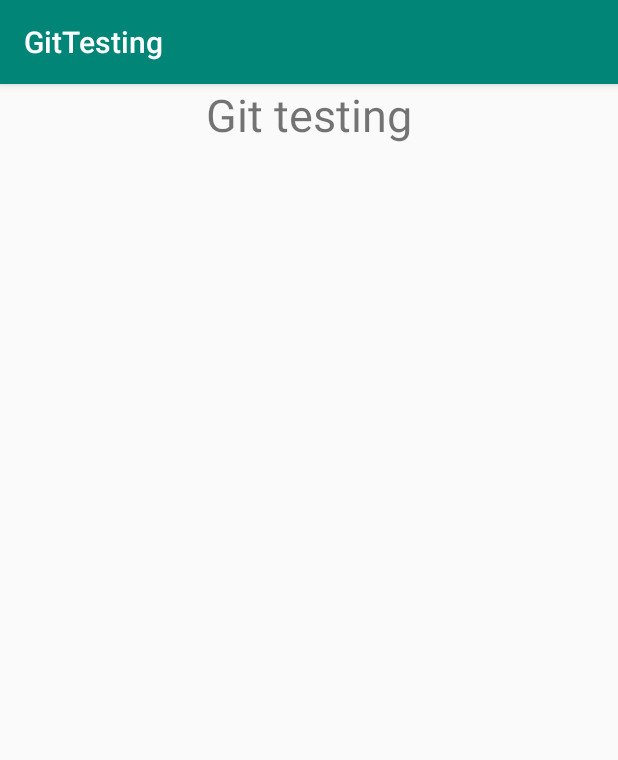
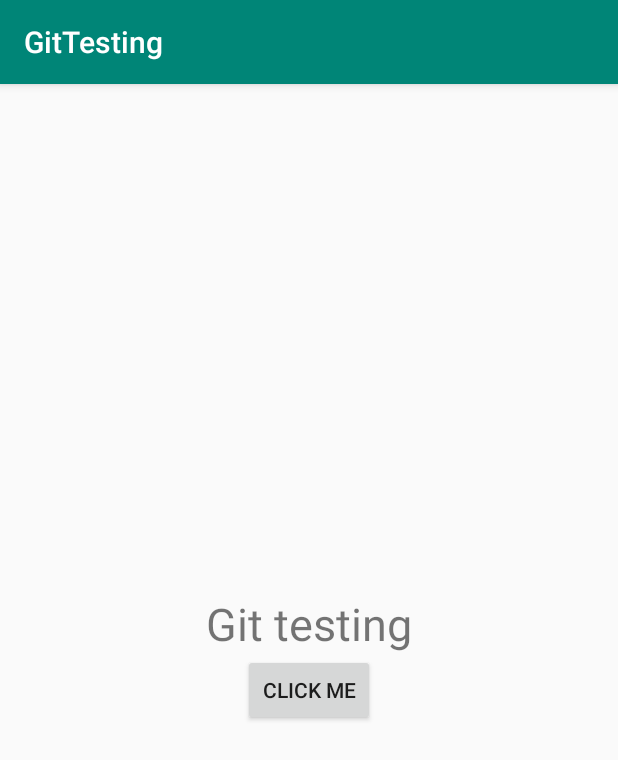
Before and after one commit to gotest1658/GitTesting, an Android app: the screen it shows after launch (MainActivity), on a phone screen of 412 x 824 dp. Shown: the top 760 px of the screen. Run offline under Robolectric (Android 15) with nearby library versions, the phone set to English and light mode, and no system bars.

Commit message:
Added a button function

```diff
--- a/app/src/main/res/layout/activity_main.xml
+++ b/app/src/main/res/layout/activity_main.xml
@@ -4,14 +4,19 @@
     xmlns:tools="http://schemas.android.com/tools"
     android:layout_width="match_parent"
     android:layout_height="match_parent"
+    android:gravity="center"
     android:orientation="vertical"
     tools:context=".MainActivity">
 
    <TextView
-       android:layout_gravity="center"
        android:textSize="30sp"
        android:text="Git testing"
        android:layout_width="wrap_content"
        android:layout_height="wrap_content" />
 
+   <Button
+       android:text="click me"
+       android:layout_width="wrap_content"
+       android:layout_height="wrap_content" />
+
 </LinearLayout>
```
